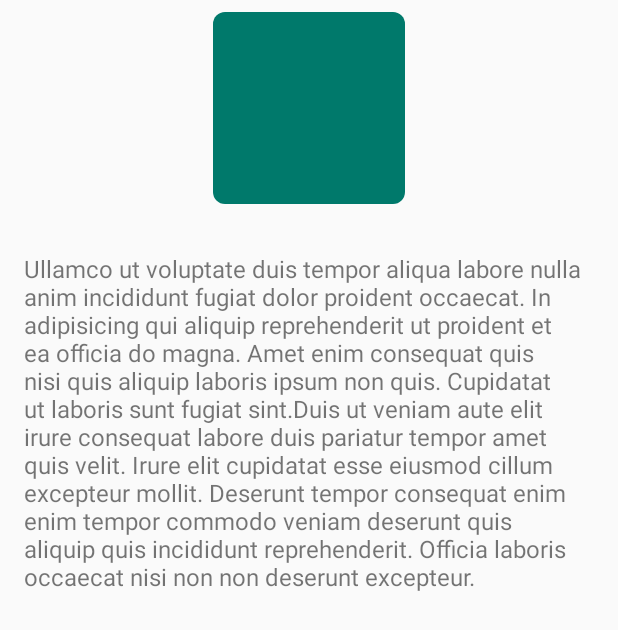
After one commit to Slyrand/mobile-coding-challenge, an Android app: the layout activity_posture_detail.xml on its own in the app's theme, with its tools: preview values and no code run, on a phone screen of 412 x 824 dp. The commit adds this screen. Shown: the top 630 px of the screen. Run offline under Robolectric (Android 15) with nearby library versions, the phone set to English and light mode, and no system bars.

Commit message:
Added navigation between master and detail

```diff
--- a/app/src/main/AndroidManifest.xml
+++ b/app/src/main/AndroidManifest.xml
@@ -21,5 +21,7 @@
                 <category android:name="android.intent.category.LAUNCHER" />
             </intent-filter>
         </activity>
+
+        <activity android:name=".postures.detail.PostureDetailActivity"/>
     </application>
 </manifest>
--- /dev/null
+++ b/app/src/main/res/layout/activity_posture_detail.xml
@@ -0,0 +1,33 @@
+<?xml version="1.0" encoding="utf-8"?>
+<androidx.constraintlayout.widget.ConstraintLayout xmlns:android="http://schemas.android.com/apk/res/android"
+    xmlns:app="http://schemas.android.com/apk/res-auto"
+    xmlns:tools="http://schemas.android.com/tools"
+    android:layout_width="match_parent"
+    android:layout_height="match_parent"
+    tools:context=".postures.detail.PostureDetailActivity">
+
+    <ImageView
+        android:id="@+id/image_view_posture"
+        android:layout_width="128dp"
+        android:layout_height="128dp"
+        android:layout_marginTop="8dp"
+        app:layout_constraintEnd_toEndOf="parent"
+        app:layout_constraintStart_toStartOf="parent"
+        app:layout_constraintTop_toTopOf="parent"
+        tools:src="@drawable/bg_posture_picture" />
+
+    <TextView
+        android:id="@+id/text_view_posture_description"
+        android:layout_width="match_parent"
+        android:layout_height="wrap_content"
+        android:layout_marginStart="16dp"
+        android:layout_marginTop="32dp"
+        android:layout_marginEnd="16dp"
+        android:layout_weight="1"
+        android:ellipsize="end"
+        android:textSize="16sp"
+        app:layout_constraintEnd_toEndOf="@+id/image_view_posture"
+        app:layout_constraintStart_toStartOf="@+id/image_view_posture"
+        app:layout_constraintTop_toBottomOf="@+id/image_view_posture"
+        tools:text="Ullamco ut voluptate duis tempor aliqua labore nulla anim incididunt fugiat dolor proident occaecat. In adipisicing qui aliquip reprehenderit ut proident et ea officia do magna. Amet enim consequat quis nisi quis aliquip laboris ipsum non quis. Cupidatat ut laboris sunt fugiat sint.Duis ut veniam aute elit irure consequat labore duis pariatur tempor amet quis velit. Irure elit cupidatat esse eiusmod cillum excepteur mollit. Deserunt tempor consequat enim enim tempor commodo veniam deserunt quis aliquip quis incididunt reprehenderit. Officia laboris occaecat nisi non non deserunt excepteur." />
+</androidx.constraintlayout.widget.ConstraintLayout>
--- a/domain/src/main/java/com/yogasolo/domain/postures/model/Posture.kt
+++ b/domain/src/main/java/com/yogasolo/domain/postures/model/Posture.kt
@@ -1,4 +1,6 @@
 package com.yogasolo.domain.postures.model
+
+import java.io.Serializable
 
 data class Posture(
     val id: String,
@@ -7,4 +9,4 @@ data class Posture(
     val duration: String,
     val picture: String,
     val description: String
-)
+): Serializable
```
Also changed, not shown: app/src/main/java/com/yogasolo/test/postures/detail/PostureDetailActivity.kt (added, +42 -0 lines), app/src/main/java/com/yogasolo/test/postures/detail/PostureDetailPresenter.kt (added, +28 -0 lines), app/src/main/java/com/yogasolo/test/postures/di/posturesModule.kt (renamed from app/src/main/java/com/yogasolo/test/postures/di/profileModule.kt, +13 -0 lines), app/src/main/java/com/yogasolo/test/postures/list/PosturesAdapter.kt (+10 -3 lines), app/src/main/java/com/yogasolo/test/postures/list/PosturesListActivity.kt (+19 -1 lines).
